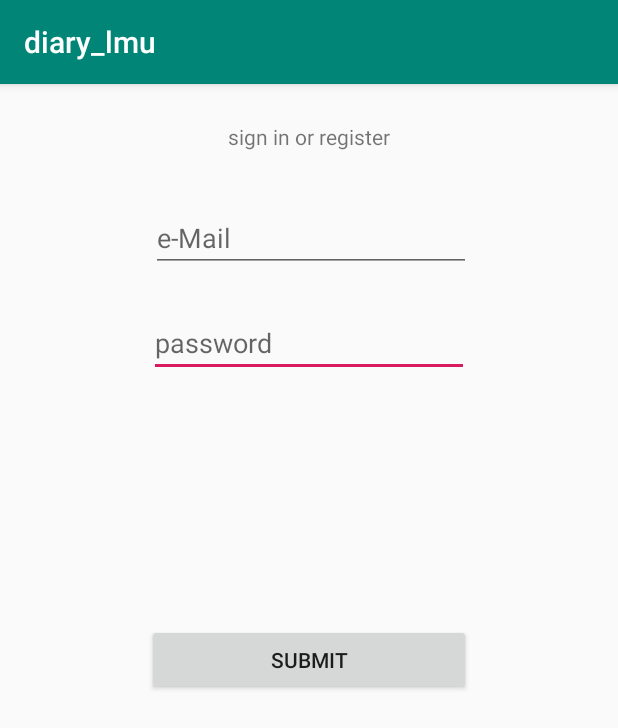
After one commit to lomonat/android_lmu_diary, an Android app: the signUp screen opened directly, with no data from a screen before it, on a phone screen of 412 x 824 dp. The commit adds this screen. Shown: the top 728 px of the screen. Run offline under Robolectric (Android 15) with nearby library versions, the phone set to English and light mode, and no system bars; our stand-ins replace Firebase (no records; nobody signed in at launch, a user with empty details on screens opened directly).

Commit message:
added user authentication;

```diff
--- a/app/src/main/AndroidManifest.xml
+++ b/app/src/main/AndroidManifest.xml
@@ -16,6 +16,7 @@
                 <category android:name="android.intent.category.LAUNCHER" />
             </intent-filter>
         </activity>
+        <activity android:name=".signUp"></activity>
     </application>
 
 </manifest>
--- /dev/null
+++ b/app/src/main/java/com/example/natalia/diary_lmu/signUp.java
@@ -0,0 +1,81 @@
+package com.example.natalia.diary_lmu;
+
+import android.content.Intent;
+import android.support.annotation.NonNull;
+import android.support.v7.app.AppCompatActivity;
+import android.os.Bundle;
+import android.util.AndroidException;
+import android.util.Patterns;
+import android.view.View;
+import android.widget.EditText;
+import android.widget.Toast;
+
+import com.google.android.gms.tasks.OnCompleteListener;
+import com.google.android.gms.tasks.Task;
+import com.google.firebase.auth.AuthResult;
+import com.google.firebase.auth.FirebaseAuth;
+
+public class signUp extends AppCompatActivity implements View .OnClickListener{
+
+    EditText mailSign, passwordSign;
+    private FirebaseAuth mAuth;
+
+    @Override
+    protected void onCreate(Bundle savedInstanceState) {
+        super.onCreate(savedInstanceState);
+        setContentView(R.layout.activity_sign_up);
+        findViewById(R.id.sButtonSign).setOnClickListener(this);
+        mailSign = (EditText) findViewById(R.id.mailTextSign);
+        passwordSign = (EditText) findViewById(R.id.pwTextSign);
+        mAuth = FirebaseAuth.getInstance();
+    }
+
+
+    private void registerUser(){
+        String email = mailSign.getText().toString().trim();
+        String password = passwordSign.getText().toString().trim();
+
+       if(!Patterns.EMAIL_ADDRESS.matcher(email).matches()){
+           mailSign.setError("correct E-Mail is required");
+           mailSign.requestFocus();
+           return;
+       }
+
+        if(email.isEmpty()){
+            mailSign.setError("E-Mail is required");
+            mailSign.requestFocus();
+            return;
+        }
+        if(password.isEmpty()){
+            passwordSign.setError("Password is required");
+            passwordSign.requestFocus();
+            return;
+        }
+
+        if(password.length() < 6){
+            passwordSign.setError("Password needs more than 6 signs");
+            passwordSign.requestFocus();
+            return;
+        }
+
+        mAuth.createUserWithEmailAndPassword(email, password).addOnCompleteListener(new OnCompleteListener<AuthResult>() {
+            @Override
+            public void onComplete(@NonNull Task<AuthResult> task) {
+                if(task.isSuccessful()){
+                    Toast.makeText(getApplicationContext(), "User registered successful", Toast.LENGTH_LONG).show();
+                } else {
+                Toast.makeText(getApplicationContext(), task.getException().getMessage(), Toast.LENGTH_SHORT).show();
+            }
+            }
+        });
+    }
+
+    @Override
+    public void onClick(View v) {
+        switch (v.getId()){
+            case R.id.sButtonSign:
+                registerUser();
+                break;
+        }
+    }
+}
--- /dev/null
+++ b/app/src/main/res/layout/activity_sign_up.xml
@@ -0,0 +1,57 @@
+<?xml version="1.0" encoding="utf-8"?>
+<RelativeLayout xmlns:android="http://schemas.android.com/apk/res/android"
+    xmlns:app="http://schemas.android.com/apk/res-auto"
+    xmlns:tools="http://schemas.android.com/tools"
+    android:layout_width="match_parent"
+    android:layout_height="match_parent"
+    tools:context=".signUp">
+
+    <TextView
+        android:layout_width="wrap_content"
+        android:layout_height="wrap_content"
+        android:layout_alignParentTop="true"
+        android:layout_centerHorizontal="true"
+        android:layout_marginTop="25dp"
+        android:text="sign in or register"
+        app:layout_constraintBottom_toBottomOf="parent"
+        app:layout_constraintLeft_toLeftOf="parent"
+        app:layout_constraintRight_toRightOf="parent"
+        app:layout_constraintTop_toTopOf="parent"
+        app:layout_constraintVertical_bias="0.052" />
+
+    <EditText
+        android:id="@+id/pwTextSign"
+        android:layout_width="wrap_content"
+        android:layout_height="wrap_content"
+        android:layout_alignParentTop="true"
+        android:layout_centerHorizontal="true"
+        android:layout_marginTop="150dp"
+        android:ems="10"
+        android:hint="password"
+        android:inputType="textPassword"
+        tools:layout_editor_absoluteX="84dp"
+        tools:layout_editor_absoluteY="137dp" />
+
+    <EditText
+        android:id="@+id/mailTextSign"
+        android:layout_width="wrap_content"
+        android:layout_height="wrap_content"
+        android:layout_alignEnd="@+id/sButtonSign"
+        android:layout_alignParentTop="true"
+        android:layout_marginTop="80dp"
+        android:ems="10"
+        android:hint="e-Mail"
+        android:inputType="textEmailAddress"
+        tools:layout_editor_absoluteX="84dp"
+        tools:layout_editor_absoluteY="67dp" />
+
+    <Button
+        android:id="@+id/sButtonSign"
+        android:layout_width="216dp"
+        android:layout_height="47dp"
+        android:layout_centerInParent="true"
+        android:text="Submit"
+        tools:layout_editor_absoluteX="84dp"
+        tools:layout_editor_absoluteY="217dp" />
+
+</RelativeLayout>
```
Also changed, not shown: app/src/main/java/com/example/natalia/diary_lmu/MainActivity.java (+23 -1 lines), app/src/main/res/layout/activity_main.xml (+30 -3 lines), 1 other file.
